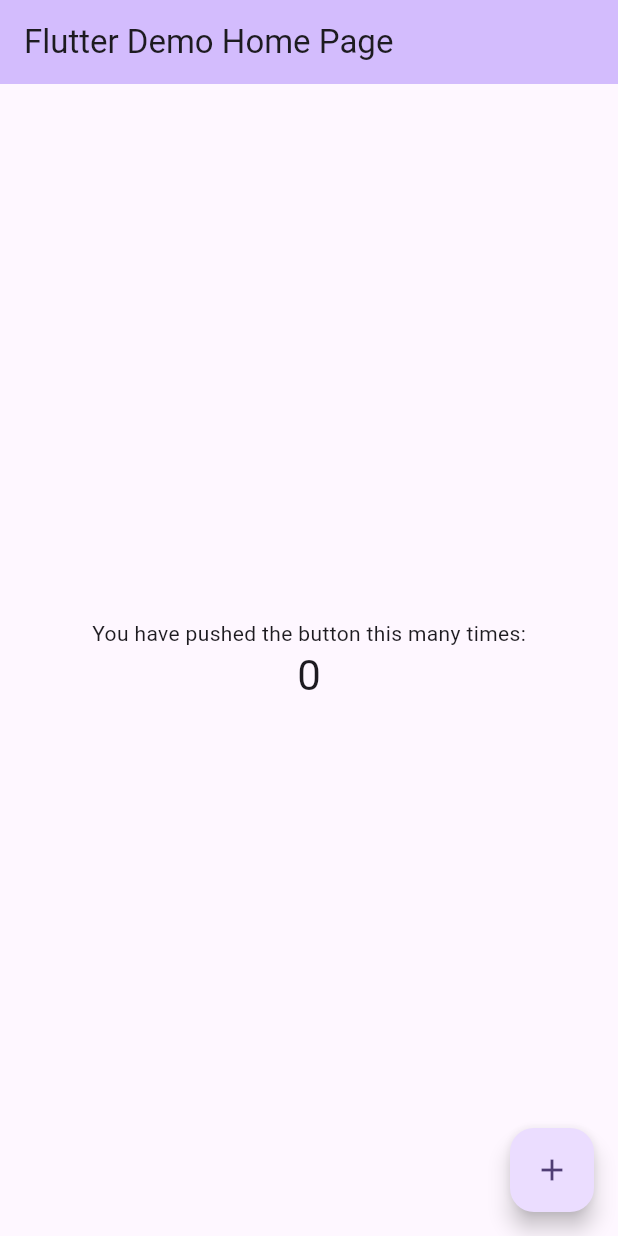
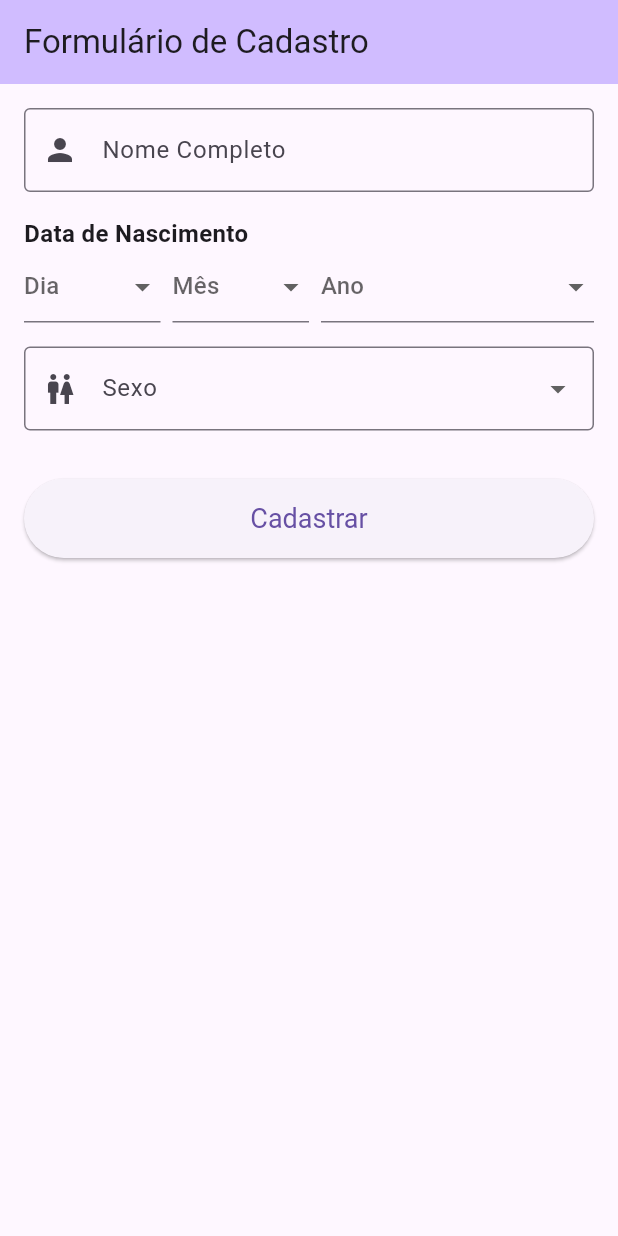
Before and after one commit to lazzarusxd/mobile-software-development, a Flutter app: the screen it shows after launch, on a phone screen of 412 x 824 dp. Run offline on Flutter 3.47's test engine with Material 3 defaults, Android fonts, the phone set to English and light mode, and no system bars.

Commit message:
feat: criado formulário para cadastro de usuário (nome completo, data nascimento e sexo)

```diff
--- /dev/null
+++ b/lib/formulario_cadastro.dart
@@ -0,0 +1,206 @@
+import 'package:flutter/material.dart';
+
+class FormularioCadastro extends StatefulWidget {
+  const FormularioCadastro({super.key});
+
+  @override
+  State<FormularioCadastro> createState() => _FormularioCadastroState();
+}
+
+class _FormularioCadastroState extends State<FormularioCadastro> {
+  final _formKey = GlobalKey<FormState>();
+  final _nomeController = TextEditingController();
+
+  // Variáveis de estado para os campos de data e sexo
+  String? _sexo;
+  int? _diaSelecionado;
+  int? _mesSelecionado;
+  int? _anoSelecionado;
+
+  final List<String> _opcoesSexo = ['Homem', 'Mulher'];
+
+  // Função para validar se o usuário tem mais de 18 anos
+  String? _validarIdade() {
+    if (_diaSelecionado == null || _mesSelecionado == null || _anoSelecionado == null) {
+      return 'Por favor, insira a data completa.';
+    }
+
+    try {
+      // Constrói a data de nascimento a partir dos campos selecionados
+      final dataNascimento = DateTime(_anoSelecionado!, _mesSelecionado!, _diaSelecionado!);
+
+      final hoje = DateTime.now();
+      // Calcula a data exata de 18 anos atrás
+      final dezoitoAnosAtras = DateTime(hoje.year - 18, hoje.month, hoje.day);
+
+      if (dataNascimento.isAfter(dezoitoAnosAtras)) {
+        return 'É necessário ter mais de 18 anos.';
+      }
+    } catch (e) {
+      // Captura datas inválidas como 31 de Fevereiro
+      return 'Data inválida.';
+    }
+
+    return null;
+  }
+
+  // Função para processar o cadastro
+  void _cadastrar() {
+    // Valida o formulário inteiro, incluindo a validação de idade customizada
+    if (_formKey.currentState!.validate()) {
+      // Dispara a validação da idade separadamente
+      final erroIdade = _validarIdade();
+      if (erroIdade != null) {
+        // Se houver erro de idade, exibe um Snackbar
+        ScaffoldMessenger.of(context).showSnackBar(
+          SnackBar(content: Text(erroIdade), backgroundColor: Colors.red),
+        );
+        return;
+      }
+
+      // Se tudo estiver válido, exibe o diálogo de sucesso
+      final dataNascimentoFormatada = "${_diaSelecionado!.toString().padLeft(2,'0')}/${_mesSelecionado!.toString().padLeft(2,'0')}/$_anoSelecionado";
+
+      showDialog(
+        context: context,
+        builder: (context) {
+          return AlertDialog(
+            title: const Text('Cadastro Realizado com Sucesso!'),
+            content: Column(
+              mainAxisSize: MainAxisSize.min,
+              crossAxisAlignment: CrossAxisAlignment.start,
+              children: [
+                Text('Nome: ${_nomeController.text}'),
+                Text('Data de Nascimento: $dataNascimentoFormatada'),
+                Text('Sexo: $_sexo'),
+              ],
+            ),
+            actions: [
+              TextButton(
+                onPressed: () => Navigator.of(context).pop(),
+                child: const Text('FECHAR'),
+              ),
+            ],
+          );
+        },
+      );
+    }
+  }
+
+  @override
+  void dispose() {
+    _nomeController.dispose();
+    super.dispose();
+  }
+
+  @override
+  Widget build(BuildContext context) {
+    return Scaffold(
+      appBar: AppBar(
+        title: const Text('Formulário de Cadastro'),
+        backgroundColor: Theme.of(context).colorScheme.inversePrimary,
+      ),
+      body: Form(
+        key: _formKey,
+        child: SingleChildScrollView(
+          padding: const EdgeInsets.all(16.0),
+          child: Column(
+            crossAxisAlignment: CrossAxisAlignment.stretch,
+            children: <Widget>[
+              // Campo Nome Completo
+              TextFormField(
+                controller: _nomeController,
+                decoration: const InputDecoration(
+                  labelText: 'Nome Completo',
+                  border: OutlineInputBorder(),
+                  prefixIcon: Icon(Icons.person),
+                ),
+                validator: (value) {
+                  if (value == null || value.trim().isEmpty) {
+                    return 'Por favor, insira o seu nome completo.';
+                  }
+                  return null;
+                },
+              ),
+              const SizedBox(height: 16.0),
+
+              // Seção Data de Nascimento
+              const Text('Data de Nascimento', style: TextStyle(fontSize: 16, fontWeight: FontWeight.bold)),
+              Row(
+                crossAxisAlignment: CrossAxisAlignment.start,
+                children: [
+                  // Dropdown Dia
+                  Expanded(
+                    child: DropdownButtonFormField<int>(
+                      value: _diaSelecionado,
+                      hint: const Text('Dia'),
+                      items: List.generate(31, (index) => index + 1)
+                          .map((dia) => DropdownMenuItem(value: dia, child: Text(dia.toString())))
+                          .toList(),
+                      onChanged: (valor) => setState(() => _diaSelecionado = valor),
+                      validator: (v) => v == null ? '*' : null,
+                    ),
+                  ),
+                  const SizedBox(width: 8),
+                  // Dropdown Mês
+                  Expanded(
+                    child: DropdownButtonFormField<int>(
+                      value: _mesSelecionado,
+                      hint: const Text('Mês'),
+                      items: List.generate(12, (index) => index + 1)
+                          .map((mes) => DropdownMenuItem(value: mes, child: Text(mes.toString())))
+                          .toList(),
+                      onChanged: (valor) => setState(() => _mesSelecionado = valor),
+                      validator: (v) => v == null ? '*' : null,
+                    ),
+                  ),
+                  const SizedBox(width: 8),
+                  // Dropdown Ano
+                  Expanded(
+                    flex: 2,
+                    child: DropdownButtonFormField<int>(
+                      value: _anoSelecionado,
+                      hint: const Text('Ano'),
+                      items: List.generate(101, (index) => DateTime.now().year - index)
+                          .map((ano) => DropdownMenuItem(value: ano, child: Text(ano.toString())))
+                          .toList(),
+                      onChanged: (valor) => setState(() => _anoSelecionado = valor),
+                      validator: (v) => v == null ? '*' : null,
+                    ),
+                  ),
+                ],
+              ),
+              const SizedBox(height: 16.0),
+
+              // Campo Sexo
+              DropdownButtonFormField<String>(
+                value: _sexo,
+                decoration: const InputDecoration(
+                  labelText: 'Sexo',
+                  border: OutlineInputBorder(),
+                  prefixIcon: Icon(Icons.wc),
+                ),
+                items: _opcoesSexo.map((String valor) {
+                  return DropdownMenuItem<String>(value: valor, child: Text(valor));
+                }).toList(),
+                onChanged: (String? novoValor) => setState(() => _sexo = novoValor),
+                validator: (value) => value == null ? 'Selecione o sexo.' : null,
+              ),
+              const SizedBox(height: 32.0),
+
+              // Botão de Cadastro
+              ElevatedButton(
+                onPressed: _cadastrar,
+                style: ElevatedButton.styleFrom(
+                  padding: const EdgeInsets.symmetric(vertical: 16.0),
+                  textStyle: const TextStyle(fontSize: 18),
+                ),
+                child: const Text('Cadastrar'),
+              ),
+            ],
+          ),
+        ),
+      ),
+    );
+  }
+}
--- a/lib/main.dart
+++ b/lib/main.dart
@@ -1,122 +1,12 @@
 import 'package:flutter/material.dart';
+import 'package:mobile_software_development/formulario_cadastro.dart';
+
 
 void main() {
-  runApp(const MyApp());
+  runApp(
+      MaterialApp(
+          home: FormularioCadastro(),
+          theme: ThemeData(useMaterial3: true)
+      )
+  );
 }
-
-class MyApp extends StatelessWidget {
-  const MyApp({super.key});
-
-  // This widget is the root of your application.
-  @override
-  Widget build(BuildContext context) {
-    return MaterialApp(
-      title: 'Flutter Demo',
-      theme: ThemeData(
-        // This is the theme of your application.
-        //
-        // TRY THIS: Try running your application with "flutter run". You'll see
-        // the application has a purple toolbar. Then, without quitting the app,
-        // try changing the seedColor in the colorScheme below to Colors.green
-        // and then invoke "hot reload" (save your changes or press the "hot
-        // reload" button in a Flutter-supported IDE, or press "r" if you used
-        // the command line to start the app).
-        //
-        // Notice that the counter didn't reset back to zero; the application
-        // state is not lost during the reload. To reset the state, use hot
-        // restart instead.
-        //
-        // This works for code too, not just values: Most code changes can be
-        // tested with just a hot reload.
-        colorScheme: ColorScheme.fromSeed(seedColor: Colors.deepPurple),
-      ),
-      home: const MyHomePage(title: 'Flutter Demo Home Page'),
-    );
-  }
-}
-
-class MyHomePage extends StatefulWidget {
-  const MyHomePage({super.key, required this.title});
-
-  // This widget is the home page of your application. It is stateful, meaning
-  // that it has a State object (defined below) that contains fields that affect
-  // how it looks.
-
-  // This class is the configuration for the state. It holds the values (in this
-  // case the title) provided by the parent (in this case the App widget) and
-  // used by the build method of the State. Fields in a Widget subclass are
-  // always marked "final".
-
-  final String title;
-
-  @override
-  State<MyHomePage> createState() => _MyHomePageState();
-}
-
-class _MyHomePageState extends State<MyHomePage> {
-  int _counter = 0;
-
-  void _incrementCounter() {
-    setState(() {
-      // This call to setState tells the Flutter framework that something has
-      // changed in this State, which causes it to rerun the build method below
-      // so that the display can reflect the updated values. If we changed
-      // _counter without calling setState(), then the build method would not be
-      // called again, and so nothing would appear to happen.
-      _counter++;
-    });
-  }
-
-  @override
-  Widget build(BuildContext context) {
-    // This method is rerun every time setState is called, for instance as done
-    // by the _incrementCounter method above.
-    //
-    // The Flutter framework has been optimized to make rerunning build methods
-    // fast, so that you can just rebuild anything that needs updating rather
-    // than having to individually change instances of widgets.
-    return Scaffold(
-      appBar: AppBar(
-        // TRY THIS: Try changing the color here to a specific color (to
-        // Colors.amber, perhaps?) and trigger a hot reload to see the AppBar
-        // change color while the other colors stay the same.
-        backgroundColor: Theme.of(context).colorScheme.inversePrimary,
-        // Here we take the value from the MyHomePage object that was created by
-        // the App.build method, and use it to set our appbar title.
-        title: Text(widget.title),
-      ),
-      body: Center(
-        // Center is a layout widget. It takes a single child and positions it
-        // in the middle of the parent.
-        child: Column(
-          // Column is also a layout widget. It takes a list of children and
-          // arranges them vertically. By default, it sizes itself to fit its
-          // children horizontally, and tries to be as tall as its parent.
-          //
-          // Column has various properties to control how it sizes itself and
-          // how it positions its children. Here we use mainAxisAlignment to
-          // center the children vertically; the main axis here is the vertical
-          // axis because Columns are vertical (the cross axis would be
-          // horizontal).
-          //
-          // TRY THIS: Invoke "debug painting" (choose the "Toggle Debug Paint"
-          // action in the IDE, or press "p" in the console), to see the
-          // wireframe for each widget.
-          mainAxisAlignment: MainAxisAlignment.center,
-          children: <Widget>[
-            const Text('You have pushed the button this many times:'),
-            Text(
-              '$_counter',
-              style: Theme.of(context).textTheme.headlineMedium,
-            ),
-          ],
-        ),
-      ),
-      floatingActionButton: FloatingActionButton(
-        onPressed: _incrementCounter,
-        tooltip: 'Increment',
-        child: const Icon(Icons.add),
-      ), // This trailing comma makes auto-formatting nicer for build methods.
-    );
-  }
-}
```
Also changed, not shown: 1 other file.
